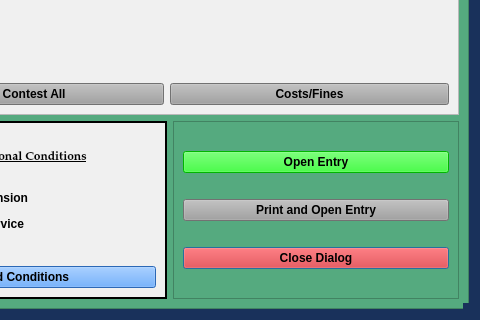
First picture: the form in views/ui/NoJailPleaDialog.ui, repository HunterProgram22/MuniEntry, before the edit; both pictures show x 431 to 911 and y 423 to 743 of the 911 by 743 pixel window.
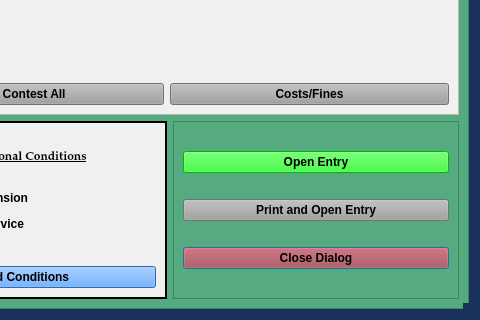
Second picture: the form after the edit.

Commit message: Updated button colors.

What changed in the file:
```diff
--- a/views/ui/NoJailPleaDialog.ui
+++ b/views/ui/NoJailPleaDialog.ui
@@ -161,12 +161,12 @@
       <property name="geometry">
        <rect>
         <x>0</x>
-        <y>0</y>
-        <width>891</width>
-        <height>723</height>
+        <y>-39</y>
+        <width>868</width>
+        <height>760</height>
        </rect>
       </property>
-      <layout class="QGridLayout" name="gridLayout_4" rowstretch="1,0,0,0,0,0,0,0,0">
+      <layout class="QGridLayout" name="gridLayout_4" rowstretch="1,0,0,0,0,0,0">
        <item row="0" column="0" colspan="3">
         <widget class="QFrame" name="case_name_Frame">
          <property name="sizePolicy">
@@ -381,7 +381,7 @@
           <item row="2" column="0">
            <widget class="QPushButton" name="close_dialog_Button">
             <property name="styleSheet">
-             <string notr="true">background-color: rgb(255, 0, 0);</string>
+             <string notr="true">background-color: rgb(170, 58, 63);</string>
             </property>
             <property name="text">
              <string>Close Dialog</string>
```
Left out of the diff: 3 changed lines with no effect on the pictures. The commit also changes 10 other files.
